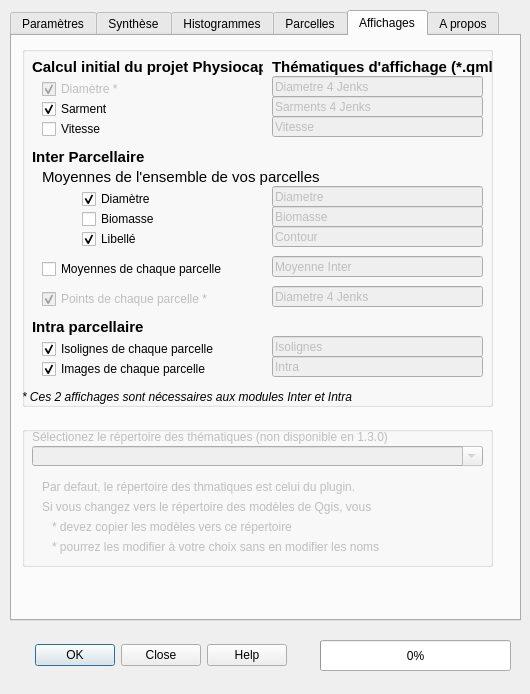
The window that Physiocap_dialog_base.ui (jhemmi/QgisPhysiocapPlugin) describes before a commit, drawn with Qt 5.
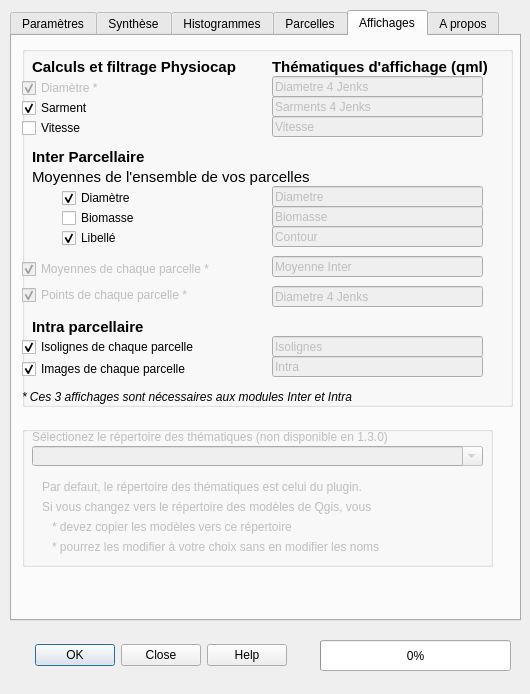
The same window after the commit. The open tabs and pages were chosen to show the change.

Commit message: 1.3.0b Intra

Diff of the .ui file:
```diff
--- a/Physiocap_dialog_base.ui
+++ b/Physiocap_dialog_base.ui
@@ -1455,7 +1455,7 @@
       <rect>
        <x>10</x>
        <y>10</y>
-       <width>471</width>
+       <width>491</width>
        <height>361</height>
       </rect>
      </property>
@@ -1468,8 +1468,8 @@
       </property>
       <property name="geometry">
        <rect>
-        <x>20</x>
-        <y>30</y>
+        <x>0</x>
+        <y>29</y>
         <width>151</width>
         <height>26</height>
        </rect>
@@ -1498,7 +1498,7 @@
        </font>
       </property>
       <property name="text">
-       <string>Calcul initial du projet Physiocap</string>
+       <string>Calculs et filtrage Physiocap</string>
       </property>
      </widget>
      <widget class="QLineEdit" name="lineEditThematiqueDiametre">
@@ -1534,8 +1534,8 @@
      <widget class="QCheckBox" name="checkBoxSarment">
       <property name="geometry">
        <rect>
-        <x>20</x>
-        <y>50</y>
+        <x>0</x>
+        <y>49</y>
         <width>151</width>
         <height>26</height>
        </rect>
@@ -1550,8 +1550,8 @@
      <widget class="QCheckBox" name="checkBoxVitesse">
       <property name="geometry">
        <rect>
-        <x>20</x>
-        <y>70</y>
+        <x>0</x>
+        <y>69</y>
         <width>151</width>
         <height>26</height>
        </rect>
@@ -1577,7 +1577,7 @@
        </font>
       </property>
       <property name="text">
-       <string>Thématiques d'affichage (*.qml)</string>
+       <string>Thématiques d'affichage (qml)</string>
       </property>
      </widget>
      <widget class="QLineEdit" name="lineEditThematiqueSarment">
@@ -1703,8 +1703,8 @@
      <widget class="QCheckBox" name="checkBoxInterBiomasse">
       <property name="geometry">
        <rect>
-        <x>60</x>
-        <y>160</y>
+        <x>40</x>
+        <y>159</y>
         <width>151</width>
         <height>26</height>
        </rect>
@@ -1719,8 +1719,8 @@
      <widget class="QCheckBox" name="checkBoxInterLibelle">
       <property name="geometry">
        <rect>
-        <x>60</x>
-        <y>180</y>
+        <x>40</x>
+        <y>179</y>
         <width>151</width>
         <height>26</height>
        </rect>
@@ -1755,8 +1755,8 @@
      <widget class="QCheckBox" name="checkBoxInterDiametre">
       <property name="geometry">
        <rect>
-        <x>60</x>
-        <y>140</y>
+        <x>40</x>
+        <y>139</y>
         <width>151</width>
         <height>26</height>
        </rect>
@@ -1801,7 +1801,7 @@
      <widget class="QLabel" name="label_206">
       <property name="geometry">
        <rect>
-        <x>20</x>
+        <x>10</x>
         <y>120</y>
         <width>291</width>
         <height>21</height>
@@ -1819,19 +1819,22 @@
       </property>
      </widget>
      <widget class="QCheckBox" name="checkBoxInterMoyennes">
+      <property name="enabled">
+       <bool>false</bool>
+      </property>
       <property name="geometry">
        <rect>
-        <x>20</x>
+        <x>0</x>
         <y>210</y>
         <width>251</width>
         <height>26</height>
        </rect>
       </property>
       <property name="text">
-       <string>Moyennes de chaque parcelle</string>
+       <string>Moyennes de chaque parcelle *</string>
       </property>
       <property name="checked">
-       <bool>false</bool>
+       <bool>true</bool>
       </property>
      </widget>
      <widget class="QLineEdit" name="lineEditThematiqueInterMoyenne">
@@ -1870,8 +1873,8 @@
       </property>
       <property name="geometry">
        <rect>
-        <x>20</x>
-        <y>240</y>
+        <x>0</x>
+        <y>236</y>
         <width>221</width>
         <height>26</height>
        </rect>
@@ -1976,7 +1979,7 @@
      <widget class="QCheckBox" name="checkBoxIntraImages">
       <property name="geometry">
        <rect>
-        <x>20</x>
+        <x>0</x>
         <y>310</y>
         <width>211</width>
         <height>26</height>
@@ -2012,8 +2015,8 @@
      <widget class="QCheckBox" name="checkBoxIntraIsos">
       <property name="geometry">
        <rect>
-        <x>20</x>
-        <y>290</y>
+        <x>0</x>
+        <y>288</y>
         <width>211</width>
         <height>26</height>
        </rect>
@@ -2044,7 +2047,7 @@
        </font>
       </property>
       <property name="text">
-       <string>* Ces 2 affichages sont nécessaires aux modules Inter et Intra</string>
+       <string>* Ces 3 affichages sont nécessaires aux modules Inter et Intra</string>
       </property>
      </widget>
     </widget>
@@ -2127,7 +2130,7 @@
        </rect>
       </property>
       <property name="text">
-       <string>Par defaut, le répertoire des thmatiques est celui du plugin.</string>
+       <string>Par defaut, le répertoire des thématiques est celui du plugin.</string>
       </property>
      </widget>
      <widget class="QLabel" name="lab_194">
```
Left out of the diff: 95 changed lines with no effect on the pictures. The commit also changes 3 other files.
